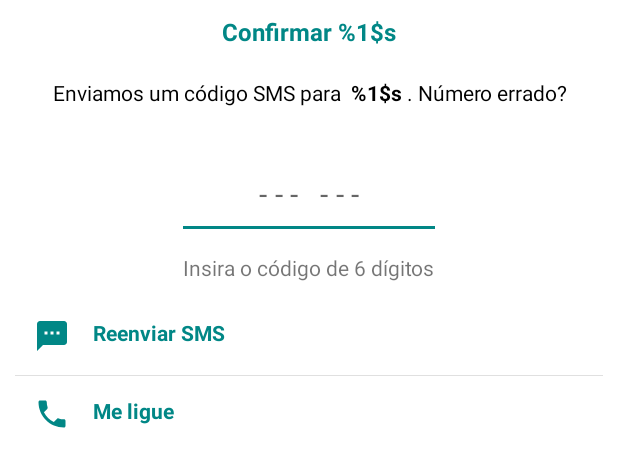
After one commit to b4ndini/Whatsapp, an Android app: the layout activity_sms_verification.xml on its own in the app's theme, with its tools: preview values and no code run, on a phone screen of 412 x 824 dp. The commit adds this screen. Shown: the top 467 px of the screen. Run offline under Robolectric (Android 15) with nearby library versions, the phone set to English and light mode, and no system bars.

Commit message:
Criando tela de verificação do código SMS e implementação do Firebase

```diff
--- /dev/null
+++ b/app/src/main/res/drawable/ic_phone_black_24dp.xml
@@ -0,0 +1,9 @@
+<vector xmlns:android="http://schemas.android.com/apk/res/android"
+    android:width="24dp"
+    android:height="24dp"
+    android:viewportWidth="24"
+    android:viewportHeight="24">
+  <path
+      android:pathData="M6.62,10.79c1.44,2.83 3.76,5.14 6.59,6.59l2.2,-2.2c0.27,-0.27 0.67,-0.36 1.02,-0.24 1.12,0.37 2.33,0.57 3.57,0.57 0.55,0 1,0.45 1,1V20c0,0.55 -0.45,1 -1,1 -9.39,0 -17,-7.61 -17,-17 0,-0.55 0.45,-1 1,-1h3.5c0.55,0 1,0.45 1,1 0,1.25 0.2,2.45 0.57,3.57 0.11,0.35 0.03,0.74 -0.25,1.02l-2.2,2.2z"
+      android:fillColor="@color/teal_700"/>
+</vector>
--- /dev/null
+++ b/app/src/main/res/drawable/ic_textsms_black_24dp.xml
@@ -0,0 +1,9 @@
+<vector xmlns:android="http://schemas.android.com/apk/res/android"
+    android:width="24dp"
+    android:height="24dp"
+    android:viewportWidth="24"
+    android:viewportHeight="24">
+  <path
+      android:pathData="M20,2L4,2c-1.1,0 -1.99,0.9 -1.99,2L2,22l4,-4h14c1.1,0 2,-0.9 2,-2L22,4c0,-1.1 -0.9,-2 -2,-2zM9,11L7,11L7,9h2v2zM13,11h-2L11,9h2v2zM17,11h-2L15,9h2v2z"
+      android:fillColor="@color/teal_700"/>
+</vector>
--- a/app/src/main/res/layout/activity_phone_register.xml
+++ b/app/src/main/res/layout/activity_phone_register.xml
@@ -98,10 +98,10 @@
         android:layout_width="0dp"
         android:layout_height="wrap_content"
         android:layout_marginStart="5dp"
-        android:hint="seu número"
         android:textAlignment="textStart"
         app:boxBackgroundColor="@color/white"
         app:boxStrokeColor="#128C7E"
+        app:hintEnabled="false"
         app:layout_constraintEnd_toEndOf="@id/dropDownMenu"
         app:layout_constraintStart_toEndOf="@+id/tilDDI"
         app:layout_constraintTop_toBottomOf="@id/dropDownMenu">
@@ -109,6 +109,7 @@
         <com.google.android.material.textfield.TextInputEditText
             android:id="@+id/etNumberEdit"
             android:maxLength="16"
+            android:hint="seu número"
             android:layout_width="match_parent"
             android:layout_height="wrap_content"
             android:inputType="phone" />
--- /dev/null
+++ b/app/src/main/res/layout/activity_sms_verification.xml
@@ -0,0 +1,178 @@
+<?xml version="1.0" encoding="utf-8"?>
+<androidx.constraintlayout.widget.ConstraintLayout xmlns:android="http://schemas.android.com/apk/res/android"
+    xmlns:app="http://schemas.android.com/apk/res-auto"
+    xmlns:tools="http://schemas.android.com/tools"
+    android:layout_width="match_parent"
+    android:layout_height="match_parent"
+    tools:context=".view.activities.SmsVerificationActivity">
+
+
+    <TextView
+        android:id="@+id/textView"
+        android:layout_width="wrap_content"
+        android:layout_height="wrap_content"
+        android:layout_marginTop="10dp"
+        android:text="@string/confirm_number_sms"
+        android:textAllCaps="false"
+        android:textColor="@color/teal_700"
+        android:textSize="16sp"
+        android:textStyle="bold"
+        app:layout_constraintEnd_toEndOf="parent"
+        app:layout_constraintStart_toStartOf="parent"
+        app:layout_constraintTop_toTopOf="parent" />
+
+    <TextView
+        android:id="@+id/textView2"
+        android:layout_width="0dp"
+        android:layout_height="wrap_content"
+        android:layout_marginStart="10dp"
+        android:layout_marginTop="20dp"
+        android:layout_marginEnd="10dp"
+        android:text="@string/sms_msg_confirmation"
+        android:textAlignment="center"
+        android:textColor="@color/black"
+        app:layout_constraintEnd_toEndOf="parent"
+        app:layout_constraintStart_toStartOf="parent"
+        app:layout_constraintTop_toBottomOf="@+id/textView" />
+
+    <com.google.android.material.textfield.TextInputLayout
+        android:id="@+id/tilInputSms"
+        android:layout_width="0dp"
+        android:layout_height="wrap_content"
+        android:layout_marginTop="20dp"
+        app:boxBackgroundColor="@color/white"
+        app:boxStrokeColor="@color/teal_700"
+        app:hintEnabled="false"
+        app:layout_constraintEnd_toEndOf="@id/textView3"
+        app:layout_constraintStart_toStartOf="@id/textView3"
+        app:layout_constraintTop_toBottomOf="@+id/textView2"
+        app:placeholderTextAppearance="@style/Placeholder">
+
+        <com.google.android.material.textfield.TextInputEditText
+            android:id="@+id/etInputSms"
+            android:layout_width="match_parent"
+            android:layout_height="wrap_content"
+            android:hint="- - -   - - -"
+            android:inputType="numberDecimal"
+            android:maxLength="6"
+            android:textAlignment="center"
+            android:textSize="20sp" />
+    </com.google.android.material.textfield.TextInputLayout>
+
+    <TextView
+        android:id="@+id/textView3"
+        android:layout_width="wrap_content"
+        android:layout_height="wrap_content"
+        android:layout_marginTop="16dp"
+        android:text="@string/insert_sms_numbers"
+        app:layout_constraintEnd_toEndOf="parent"
+        app:layout_constraintStart_toStartOf="parent"
+        app:layout_constraintTop_toBottomOf="@+id/tilInputSms" />
+
+    <androidx.cardview.widget.CardView
+        android:id="@+id/cvResendSms"
+        android:layout_width="wrap_content"
+        android:layout_height="wrap_content"
+        android:layout_marginStart="20dp"
+        android:layout_marginTop="20dp"
+        android:orientation="vertical"
+        app:cardElevation="0dp"
+        app:cardUseCompatPadding="true"
+        app:layout_constraintStart_toStartOf="parent"
+        app:layout_constraintTop_toBottomOf="@+id/textView3">
+
+        <androidx.constraintlayout.widget.ConstraintLayout
+
+            android:layout_width="match_parent"
+            android:layout_height="match_parent"
+
+            >
+
+            <ImageView
+                android:id="@+id/ivSmsIcon"
+                android:layout_width="wrap_content"
+                android:layout_height="wrap_content"
+                android:contentDescription="Resend SMS"
+                android:src="@drawable/ic_textsms_black_24dp"
+                app:layout_constraintStart_toStartOf="parent"
+                app:layout_constraintTop_toTopOf="parent" />
+
+            <TextView
+                android:layout_width="wrap_content"
+                android:layout_height="wrap_content"
+                android:layout_marginStart="15dp"
+                android:layout_marginEnd="10dp"
+                android:text="Reenviar SMS"
+                android:textStyle="bold"
+                android:textSize="14sp"
+                android:textColor="@color/teal_700"
+                app:layout_constraintEnd_toEndOf="parent"
+                app:layout_constraintStart_toEndOf="@+id/ivSmsIcon"
+                app:layout_constraintTop_toTopOf="parent" />
+
+        </androidx.constraintlayout.widget.ConstraintLayout>
+
+
+    </androidx.cardview.widget.CardView>
+
+
+    <androidx.cardview.widget.CardView
+        android:id="@+id/cvCall"
+        android:layout_width="wrap_content"
+        android:layout_height="wrap_content"
+        android:layout_marginTop="20dp"
+        android:orientation="vertical"
+        app:cardElevation="0dp"
+        app:cardUseCompatPadding="true"
+        app:layout_constraintStart_toStartOf="@id/cvResendSms"
+        app:layout_constraintTop_toBottomOf="@+id/cvResendSms">
+
+        <androidx.constraintlayout.widget.ConstraintLayout
+
+            android:layout_width="match_parent"
+            android:layout_height="match_parent"
+
+            >
+
+            <ImageView
+                android:id="@+id/ivCallIcon"
+                android:layout_width="wrap_content"
+                android:layout_height="wrap_content"
+                android:contentDescription="Resend SMS"
+                android:src="@drawable/ic_phone_black_24dp"
+                app:layout_constraintStart_toStartOf="parent"
+                app:layout_constraintTop_toTopOf="parent" />
+
+            <TextView
+                android:layout_width="wrap_content"
+                android:layout_height="wrap_content"
+                android:layout_marginStart="15dp"
+                android:layout_marginEnd="10dp"
+                android:text="Me ligue"
+                android:textColor="@color/teal_700"
+                android:textSize="14sp"
+                android:textStyle="bold"
+                app:layout_constraintEnd_toEndOf="parent"
+                app:layout_constraintStart_toEndOf="@+id/ivCallIcon"
+                app:layout_constraintTop_toTopOf="parent" />
+
+        </androidx.constraintlayout.widget.ConstraintLayout>
+
+
+    </androidx.cardview.widget.CardView>
+
+
+    <View
+        android:id="@+id/divider"
+        android:layout_width="0dp"
+        android:layout_height="0.5dp"
+        android:layout_marginStart="10dp"
+        android:layout_marginEnd="10dp"
+        android:background="?android:attr/listDivider"
+        app:layout_constraintBottom_toTopOf="@id/cvCall"
+        app:layout_constraintEnd_toEndOf="parent"
+        app:layout_constraintStart_toStartOf="parent"
+        app:layout_constraintTop_toBottomOf="@id/cvResendSms" />
+
+
+</androidx.constraintlayout.widget.ConstraintLayout>
--- a/app/src/main/res/values-night/strings.xml
+++ b/app/src/main/res/values-night/strings.xml
@@ -12,4 +12,7 @@
     <string name="search_button_toolbar">botão de busca</string>
     <string name="back_button_toolbar">botão de retornar para tela anterior</string>
     <string name="search_button_title_toolbar">Pesquisar países</string>
+    <string name="confirm_number_sms">Confirmar %1$s</string>
+    <string name="sms_msg_confirmation"><![CDATA[Enviamos um código SMS para <b>%1$s</b>. Número errado?]]></string>
+    <string name="insert_sms_numbers">Insira o código de 6 dígitos</string>
 </resources>
--- a/app/src/main/res/values/strings.xml
+++ b/app/src/main/res/values/strings.xml
@@ -12,4 +12,7 @@
     <string name="search_button_toolbar">botão de busca</string>
     <string name="back_button_toolbar">botão de retornar para tela anterior</string>
     <string name="search_button_title_toolbar">Pesquisar países</string>
+    <string name="confirm_number_sms">Confirmar %1$s</string>
+    <string name="sms_msg_confirmation">Enviamos um código SMS para <b> %1$s </b>. Número errado?</string>
+    <string name="insert_sms_numbers">Insira o código de 6 dígitos</string>
 </resources>
--- a/app/src/main/res/values/themes.xml
+++ b/app/src/main/res/values/themes.xml
@@ -89,4 +89,10 @@
         <item name="android:textColorSecondary">@color/teal_700</item>
     </style>
 
+    <!--  TextAppearance  -->
+    <style name="Placeholder" parent="Widget.MaterialComponents.TextInputLayout.FilledBox">
+        <item name="android:textSize">22sp</item>
+        <item name="android:textColor">@color/teal_700</item>
+    </style>
+
 </resources>
--- a/build.gradle
+++ b/build.gradle
@@ -8,7 +8,8 @@ buildscript {
     dependencies {
         classpath "com.android.tools.build:gradle:4.2.0"
         classpath "org.jetbrains.kotlin:kotlin-gradle-plugin:$kotlin_version"
-
+        classpath 'com.google.gms:google-services:4.3.8'
+        classpath 'com.google.firebase:firebase-crashlytics-gradle:2.5.2'
         // NOTE: Do not place your application dependencies here; they belong
         // in the individual module build.gradle files
     }
```
Also changed, not shown: app/build.gradle (+7 -2 lines), app/src/main/AndroidManifest.xml (+6 -2 lines), app/src/main/java/com/lfelipe/whatsapp/view/activities/MainActivity.kt (+7 -3 lines), app/src/main/java/com/lfelipe/whatsapp/view/activities/PhoneRegisterActivity.kt (+6 -1 lines), app/src/main/java/com/lfelipe/whatsapp/view/activities/SmsVerificationActivity.kt (added, +153 -0 lines), app/src/main/java/com/lfelipe/whatsapp/view/activities/WelcomeActivity.kt (+15 -0 lines), 2 other files.
